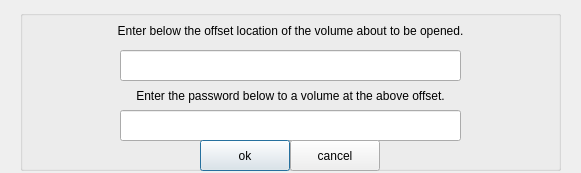
mhogomchungu/zuluCrypt, file zuluMount-gui/deviceoffset.ui: the form before one commit.
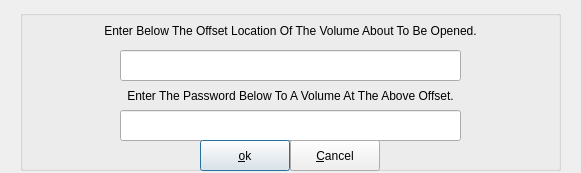
The form after the commit.

```diff
--- a/zuluMount-gui/deviceoffset.ui
+++ b/zuluMount-gui/deviceoffset.ui
@@ -45,7 +45,7 @@
      <string/>
     </property>
     <property name="text">
-     <string>Enter below the offset location of the volume about to be opened.</string>
+     <string>Enter Below The Offset Location Of The Volume About To Be Opened.</string>
     </property>
     <property name="alignment">
      <set>Qt::AlignCenter</set>
@@ -74,7 +74,7 @@
      </rect>
     </property>
     <property name="text">
-     <string>Enter the password below to a volume at the above offset.</string>
+     <string>Enter The Password Below To A Volume At The Above Offset.</string>
     </property>
     <property name="alignment">
      <set>Qt::AlignCenter</set>
@@ -103,7 +103,7 @@
      </rect>
     </property>
     <property name="text">
-     <string>ok</string>
+     <string>&amp;ok</string>
     </property>
    </widget>
    <widget class="QPushButton" name="pbCancel">
@@ -116,7 +116,7 @@
      </rect>
     </property>
     <property name="text">
-     <string>cancel</string>
+     <string>&amp;Cancel</string>
     </property>
    </widget>
   </widget>
```
